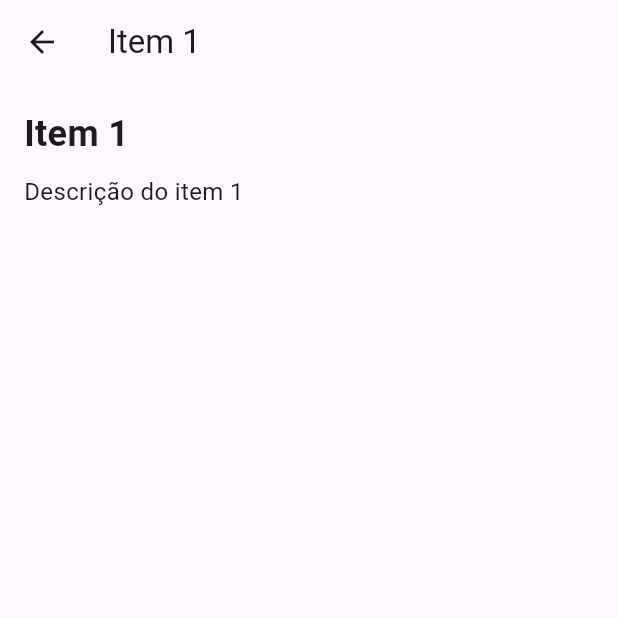
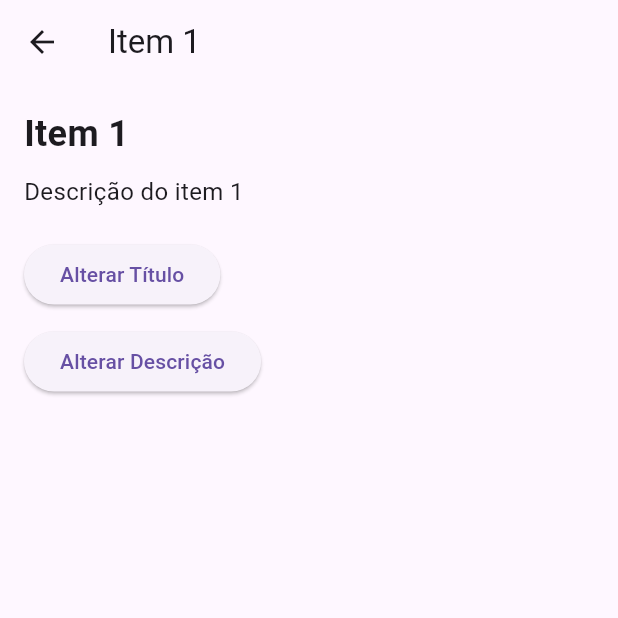
Before and after one commit to sir-braz/todo-list-flutter, a Flutter app: the screen it shows after launch, after a tap on "Item 1", on a phone screen of 412 x 824 dp, the top half of it. Run offline on Flutter 3.47's test engine with Material 3 defaults, Android fonts, the phone set to English and light mode, and no system bars.

Commit message:
Este commit implementa o StatefulWidget na tela de detalhes com alteração dinâmica de título e descrição

```diff
--- a/mobile/lib/screens/tela_detalhes.dart
+++ b/mobile/lib/screens/tela_detalhes.dart
@@ -1,16 +1,44 @@
 import 'package:flutter/material.dart';
 import '../models/item.dart';
 
-class TelaDetalhes extends StatelessWidget {
+class TelaDetalhes extends StatefulWidget {
   final Item item;
 
   TelaDetalhes({required this.item});
 
   @override
+  _TelaDetalhesState createState() => _TelaDetalhesState();
+}
+
+class _TelaDetalhesState extends State<TelaDetalhes> {
+  String? novoTitulo;
+  String? novaDescricao;
+
+  @override
+  void initState() {
+    super.initState();
+    // Inicializa as variáveis com o título e descrição originais
+    novoTitulo = widget.item.titulo;
+    novaDescricao = widget.item.descricao;
+  }
+
+  void _alterarTitulo() {
+    setState(() {
+      novoTitulo = "Título Alterado!";
+    });
+  }
+
+  void _alterarDescricao() {
+    setState(() {
+      novaDescricao = "Descrição alterada pelo usuário.";
+    });
+  }
+
+  @override
   Widget build(BuildContext context) {
     return Scaffold(
       appBar: AppBar(
-        title: Text(item.titulo),
+        title: Text(novoTitulo ?? widget.item.titulo),
       ),
       body: Padding(
         padding: const EdgeInsets.all(16.0),
@@ -18,13 +46,23 @@ class TelaDetalhes extends StatelessWidget {
           crossAxisAlignment: CrossAxisAlignment.start,
           children: [
             Text(
-              item.titulo,
+              novoTitulo ?? widget.item.titulo,
               style: TextStyle(fontSize: 24, fontWeight: FontWeight.bold),
             ),
             SizedBox(height: 10),
             Text(
-              item.descricao,
+              novaDescricao ?? widget.item.descricao,
               style: TextStyle(fontSize: 16),
+            ),
+            SizedBox(height: 20),
+            ElevatedButton(
+              onPressed: _alterarTitulo,
+              child: Text("Alterar Título"),
+            ),
+            SizedBox(height: 10),
+            ElevatedButton(
+              onPressed: _alterarDescricao,
+              child: Text("Alterar Descrição"),
             ),
           ],
         ),
```
